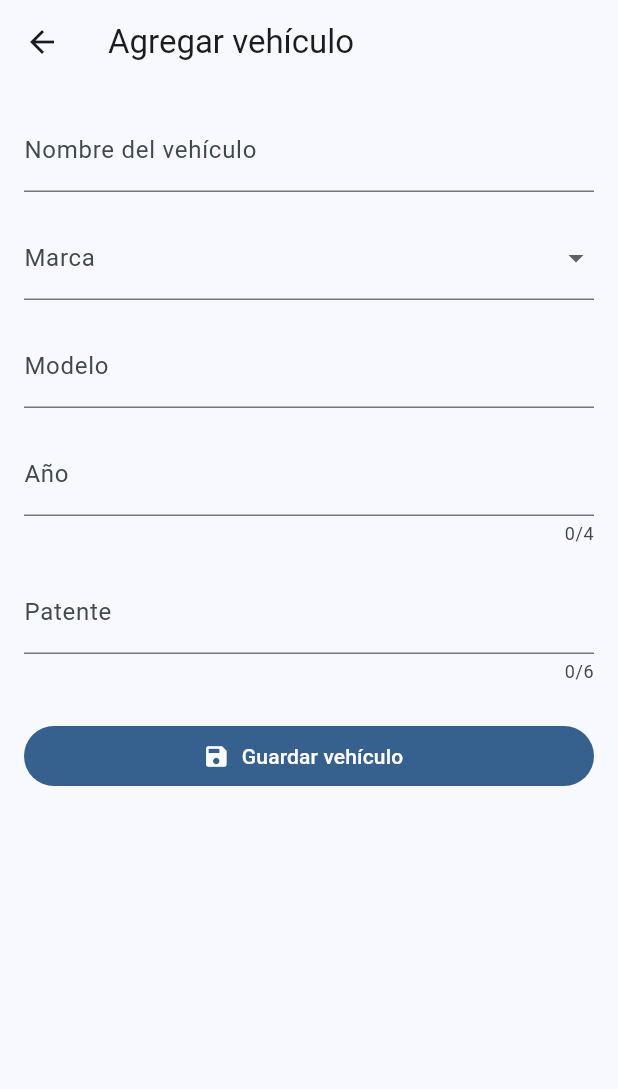
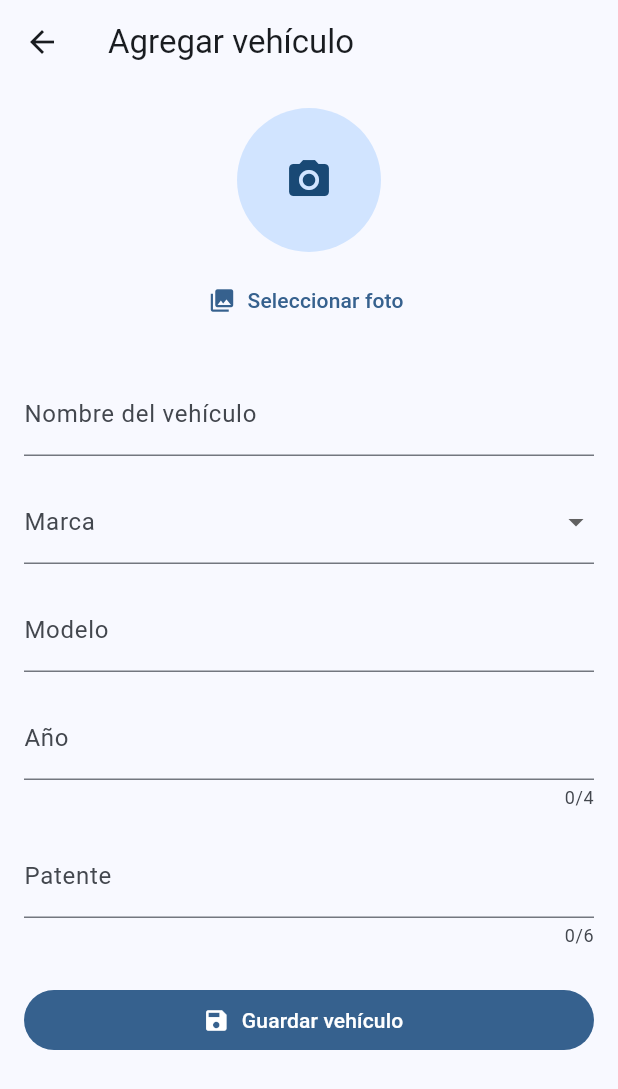
Before and after one commit to AlvaroCC96/AutoDoc, a Flutter app: the AddVehiclePage screen opened directly, on a phone screen of 412 x 824 dp. Shown: the top 1089 px of the screen. Run offline on Flutter 3.47's test engine with Material 3 defaults, Android fonts, the phone set to English and light mode, and no system bars; our stand-ins replace image_picker, shared_preferences; accounts and stored records are empty.

Commit message:
feat: add vehicle photo picker and display images

```diff
--- a/lib/features/vehicles/domain/vehicle.dart
+++ b/lib/features/vehicles/domain/vehicle.dart
@@ -5,6 +5,7 @@ class Vehicle {
   final String model;
   final String plate;
   final int year;
+  final String? photoPath;
 
   const Vehicle({
     required this.id,
@@ -13,7 +14,28 @@ class Vehicle {
     required this.model,
     required this.plate,
     required this.year,
+    this.photoPath,
   });
+
+  Vehicle copyWith({
+    String? id,
+    String? nickname,
+    String? brand,
+    String? model,
+    String? plate,
+    int? year,
+    String? photoPath,
+  }) {
+    return Vehicle(
+      id: id ?? this.id,
+      nickname: nickname ?? this.nickname,
+      brand: brand ?? this.brand,
+      model: model ?? this.model,
+      plate: plate ?? this.plate,
+      year: year ?? this.year,
+      photoPath: photoPath ?? this.photoPath,
+    );
+  }
 
   Map<String, dynamic> toMap() {
     return {
@@ -23,6 +45,7 @@ class Vehicle {
       'model': model,
       'plate': plate,
       'year': year,
+      'photoPath': photoPath,
     };
   }
 
@@ -34,6 +57,7 @@ class Vehicle {
       model: map['model'] as String,
       plate: map['plate'] as String,
       year: map['year'] as int,
+      photoPath: map['photoPath'] as String?,
     );
   }
 }
--- a/lib/features/vehicles/presentation/pages/add_vehicle_page.dart
+++ b/lib/features/vehicles/presentation/pages/add_vehicle_page.dart
@@ -1,7 +1,11 @@
+import 'dart:io';
+
 import 'package:flutter/material.dart';
+import 'package:image_picker/image_picker.dart';
 import 'package:uuid/uuid.dart';
+
+import '../../../../core/constants/car_brands.dart';
 import '../../domain/vehicle.dart';
-import '../../../../core/constants/car_brands.dart';
 
 class AddVehiclePage extends StatefulWidget {
   final Vehicle? initialVehicle;
@@ -18,15 +22,18 @@ class AddVehiclePage extends StatefulWidget {
 class _AddVehiclePageState extends State<AddVehiclePage> {
   final _formKey = GlobalKey<FormState>();
 
-  static const _uuid = Uuid();
-
   late final TextEditingController _nicknameController;
   late final TextEditingController _modelController;
   late final TextEditingController _plateController;
   late final TextEditingController _yearController;
 
+  static const _uuid = Uuid();
+  final ImagePicker _imagePicker = ImagePicker();
+
+  String? _selectedBrand;
+  String? _selectedPhotoPath;
+
   bool get _isEditing => widget.initialVehicle != null;
-  String? _selectedBrand;
 
   @override
   void initState() {
@@ -40,7 +47,9 @@ class _AddVehiclePageState extends State<AddVehiclePage> {
     _yearController = TextEditingController(
       text: vehicle != null ? vehicle.year.toString() : '',
     );
+
     _selectedBrand = vehicle?.brand;
+    _selectedPhotoPath = vehicle?.photoPath;
   }
 
   @override
@@ -52,8 +61,22 @@ class _AddVehiclePageState extends State<AddVehiclePage> {
     super.dispose();
   }
 
+  Future<void> _pickImage() async {
+    final pickedFile = await _imagePicker.pickImage(
+      source: ImageSource.gallery,
+      imageQuality: 80,
+    );
+
+    if (pickedFile == null) return;
+
+    setState(() {
+      _selectedPhotoPath = pickedFile.path;
+    });
+  }
+
   void _saveVehicle() {
     if (!_formKey.currentState!.validate()) return;
+    if (_selectedBrand == null || _selectedBrand!.trim().isEmpty) return;
 
     final vehicle = Vehicle(
       id: widget.initialVehicle?.id ?? _uuid.v4(),
@@ -62,6 +85,7 @@ class _AddVehiclePageState extends State<AddVehiclePage> {
       model: _modelController.text.trim(),
       plate: _plateController.text.trim().toUpperCase(),
       year: int.parse(_yearController.text.trim()),
+      photoPath: _selectedPhotoPath,
     );
 
     Navigator.of(context).pop(vehicle);
@@ -79,6 +103,31 @@ class _AddVehiclePageState extends State<AddVehiclePage> {
           key: _formKey,
           child: ListView(
             children: [
+              Center(
+                child: Column(
+                  children: [
+                    GestureDetector(
+                      onTap: _pickImage,
+                      child: CircleAvatar(
+                        radius: 48,
+                        backgroundImage: _selectedPhotoPath != null
+                            ? FileImage(File(_selectedPhotoPath!))
+                            : null,
+                        child: _selectedPhotoPath == null
+                            ? const Icon(Icons.camera_alt, size: 32)
+                            : null,
+                      ),
+                    ),
+                    const SizedBox(height: 8),
+                    TextButton.icon(
+                      onPressed: _pickImage,
+                      icon: const Icon(Icons.photo_library),
+                      label: const Text('Seleccionar foto'),
+                    ),
+                  ],
+                ),
+              ),
+              const SizedBox(height: 24),
               TextFormField(
                 controller: _nicknameController,
                 decoration: const InputDecoration(
--- a/pubspec.yaml
+++ b/pubspec.yaml
@@ -36,6 +36,7 @@ dependencies:
   cupertino_icons: ^1.0.8
   shared_preferences: ^2.5.3
   uuid: ^4.5.1
+  image_picker: ^1.1.2
 
 dev_dependencies:
   flutter_test:
```
Also changed, not shown: lib/features/vehicles/presentation/pages/vehicle_detail_page.dart (+13 -0 lines), lib/features/vehicles/presentation/pages/vehicles_page.dart (+8 -2 lines), pubspec.lock, 6 other files. Lines whose indentation alone changed are shown as unchanged.
